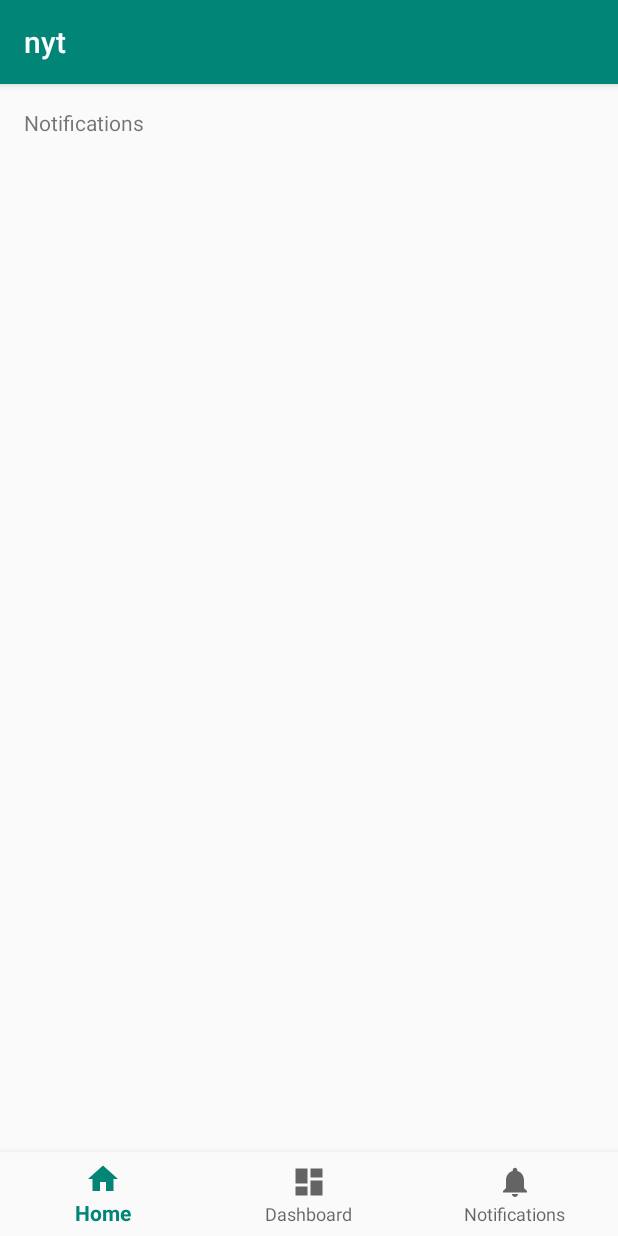
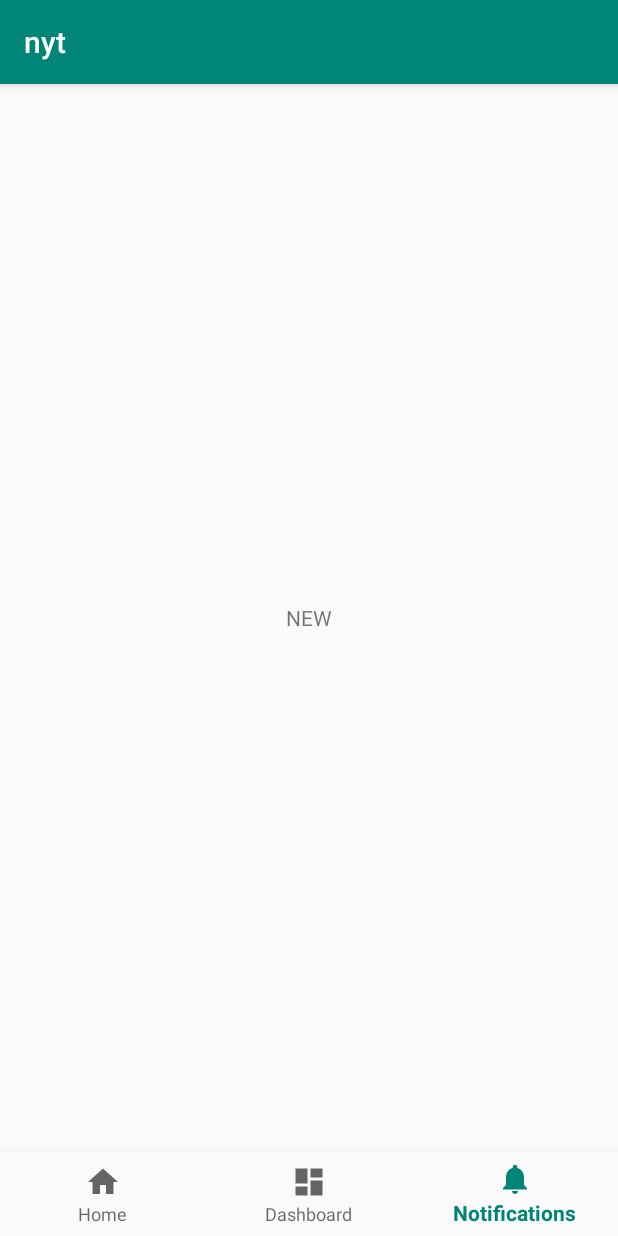
Before and after one commit to jriley/hackernews-client, an Android app: the screen it shows after launch (MainActivity), item 3 of the bottom bar chosen, on a phone screen of 412 x 824 dp. Run offline under Robolectric (Android 15) with nearby library versions, the phone set to English and light mode, and no system bars.

Commit message:
added fragments to the bottom navigation. jriley

```diff
--- a/app/src/main/java/dev/jriley/nyt/MainActivity.kt
+++ b/app/src/main/java/dev/jriley/nyt/MainActivity.kt
@@ -1,25 +1,69 @@
 package dev.jriley.nyt
 
 import android.os.Bundle
+import android.view.LayoutInflater
+import android.view.View
+import android.view.ViewGroup
 import androidx.appcompat.app.AppCompatActivity
-import com.google.android.material.bottomnavigation.BottomNavigationView
+import androidx.fragment.app.Fragment
+import androidx.fragment.app.FragmentManager
 import kotlinx.android.synthetic.main.activity_main.*
+import kotlinx.android.synthetic.main.fragment_story.*
 
 class MainActivity : AppCompatActivity() {
-
-    private val mOnNavigationItemSelectedListener = BottomNavigationView.OnNavigationItemSelectedListener { item ->
-        when (item.itemId) {
-            R.id.navigation_home ->  message.let { it.text = getString(R.string.title_home); true }
-            R.id.navigation_dashboard ->  message.let { it.text = getString(R.string.title_dashboard); true }
-            R.id.navigation_notifications -> message.let { it.text = getString(R.string.title_notifications); true }
-        }
-        false
-    }
 
     override fun onCreate(savedInstanceState: Bundle?) {
         super.onCreate(savedInstanceState)
         setContentView(R.layout.activity_main)
 
-        navigation.setOnNavigationItemSelectedListener(mOnNavigationItemSelectedListener)
+        navigation.setOnNavigationItemSelectedListener { item ->
+            when (item.itemId) {
+                R.id.navigation_home -> select(StoryTypes.TOP).let { true }
+                R.id.navigation_dashboard -> select(StoryTypes.BEST).let { true }
+                R.id.navigation_notifications -> select(StoryTypes.NEW).let { true }
+                else -> false
+            }
+        }
+        if (savedInstanceState == null) select(StoryTypes.TOP)
+    }
+
+    private fun select(storyType: StoryTypes) {
+        supportFragmentManager.apply {
+            val top = findOrInit(StoryTypes.TOP)
+            val new = findOrInit(StoryTypes.NEW)
+            val best = findOrInit(StoryTypes.BEST)
+            beginTransaction().apply {
+                when (storyType) {
+                    StoryTypes.TOP -> hide(new).hide(best).show(top)
+                    StoryTypes.NEW -> hide(best).hide(top).show(new)
+                    StoryTypes.BEST -> hide(top).hide(new).show(best)
+                }
+            }.commit()
+        }
+    }
+
+    private fun FragmentManager.findOrInit(storyType: StoryTypes) =
+        findFragmentByTag(storyType.toString()) ?: StoryFragment.newInstance(storyType).also {
+            beginTransaction().add(R.id.content, it, storyType.toString()).hide(it).commit()
+        }
+}
+
+class StoryFragment : Fragment() {
+
+    override fun onCreateView(inflater: LayoutInflater, container: ViewGroup?, savedInstanceState: Bundle?): View =
+        inflater.inflate(R.layout.fragment_story, container, false)
+
+    override fun onViewCreated(view: View, savedInstanceState: Bundle?) {
+        super.onViewCreated(view, savedInstanceState)
+
+        title.text = StoryTypes.values()[arguments?.getInt(TYPE) ?: 0].name
+    }
+
+    companion object {
+        const val TYPE = "TYPE"
+        fun newInstance(storyType: StoryTypes): Fragment =
+            StoryFragment().apply { arguments = Bundle().apply { putInt(TYPE, storyType.ordinal) } }
     }
 }
+
+enum class StoryTypes { TOP, BEST, NEW }
--- a/app/src/main/res/layout/activity_main.xml
+++ b/app/src/main/res/layout/activity_main.xml
@@ -8,15 +8,14 @@
         android:layout_height="match_parent"
         tools:context=".MainActivity">
 
-    <TextView
-            android:id="@+id/message"
-            android:layout_width="wrap_content"
-            android:layout_height="wrap_content"
-            android:layout_marginStart="@dimen/activity_horizontal_margin"
-            android:layout_marginTop="@dimen/activity_vertical_margin"
-            android:text="@string/title_home"
-            app:layout_constraintLeft_toLeftOf="parent"
-            app:layout_constraintTop_toTopOf="parent"/>
+    <FrameLayout
+            android:id="@+id/content"
+            android:layout_width="0dp"
+            android:layout_height="0dp"
+            app:layout_constraintStart_toStartOf="parent"
+            app:layout_constraintEnd_toEndOf="parent"
+            app:layout_constraintTop_toTopOf="parent"
+            app:layout_constraintBottom_toTopOf="@id/navigation"/>
 
     <com.google.android.material.bottomnavigation.BottomNavigationView
             android:id="@+id/navigation"
--- /dev/null
+++ b/app/src/main/res/layout/fragment_story.xml
@@ -0,0 +1,17 @@
+<?xml version="1.0" encoding="utf-8"?>
+<androidx.appcompat.widget.LinearLayoutCompat
+        xmlns:android="http://schemas.android.com/apk/res/android"
+        xmlns:tools="http://schemas.android.com/tools"
+        android:orientation="vertical"
+        android:layout_width="match_parent"
+        android:layout_height="match_parent"
+        android:gravity="center_vertical">
+
+    <androidx.appcompat.widget.AppCompatTextView
+            android:id="@+id/title"
+            android:layout_width="match_parent"
+            android:layout_height="wrap_content"
+            android:gravity="center"
+            tools:text="fooBarBaz"/>
+
+</androidx.appcompat.widget.LinearLayoutCompat>
```
